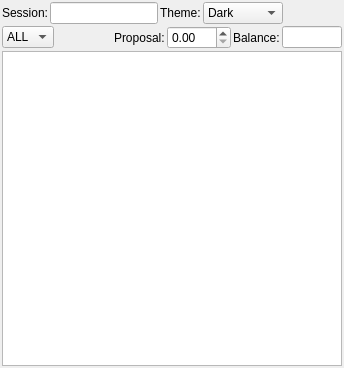
First picture: the form in ui/wdgcentral.ui, repository fabriziodesiati/BrokerTelegramBot, before the edit.
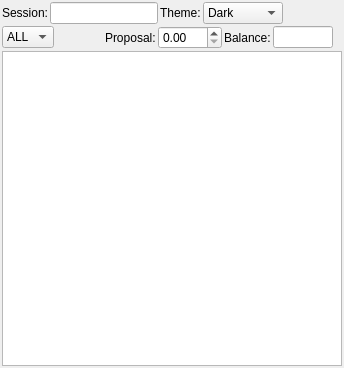
Second picture: the form after the edit.

```diff
--- a/ui/wdgcentral.ui
+++ b/ui/wdgcentral.ui
@@ -170,17 +170,30 @@
          <height>16777215</height>
         </size>
        </property>
+       <property name="layoutDirection">
+        <enum>Qt::LeftToRight</enum>
+       </property>
        <property name="text">
         <string/>
        </property>
        <property name="maxLength">
         <number>10</number>
        </property>
+       <property name="alignment">
+        <set>Qt::AlignRight|Qt::AlignTrailing|Qt::AlignVCenter</set>
+       </property>
        <property name="readOnly">
         <bool>true</bool>
        </property>
       </widget>
      </item>
+     <item>
+      <widget class="QLabel" name="labelCurrency">
+       <property name="text">
+        <string/>
+       </property>
+      </widget>
+     </item>
     </layout>
    </item>
    <item row="2" column="0">
```
Left out of the diff: 2 changed lines with no effect on the pictures.
